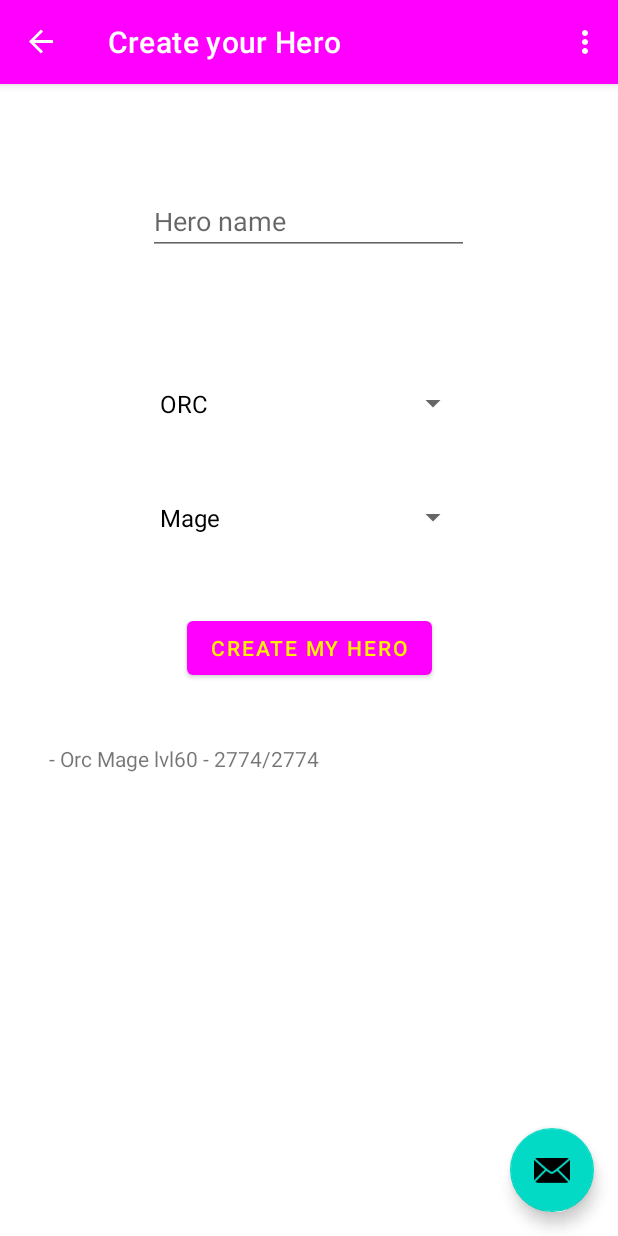
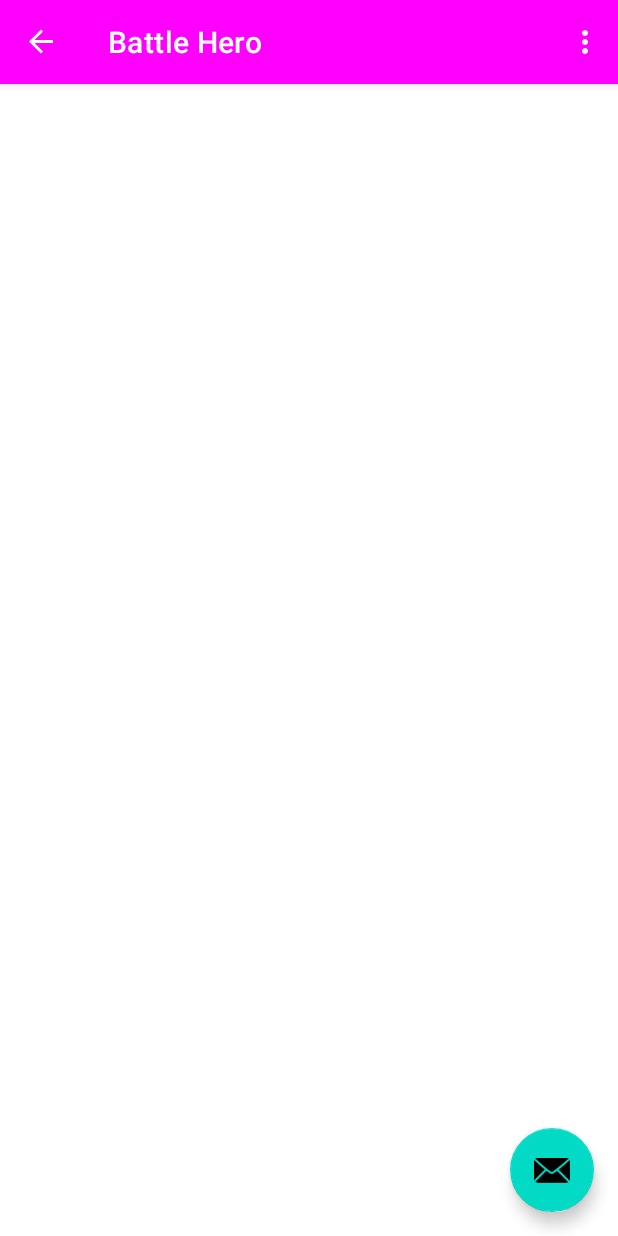
Before and after one commit to khadj-abdelkader/RPG-Android, an Android app: the SecondFragment screen opened through its navigation route, after a tap on "CREATE MY HERO", on a phone screen of 412 x 824 dp. Run offline under Robolectric (Android 15) with nearby library versions, the phone set to English and light mode, and no system bars; our stand-ins replace navigation-ui.

Commit message:
Tentative de passage de fragment à un autre

```diff
--- a/app/build.gradle
+++ b/app/build.gradle
@@ -38,6 +38,7 @@ dependencies {
     implementation 'androidx.constraintlayout:constraintlayout:2.0.1'
     implementation 'androidx.navigation:navigation-fragment:2.3.0'
     implementation 'androidx.navigation:navigation-ui:2.3.0'
+    implementation 'androidx.legacy:legacy-support-v4:1.0.0'
     testImplementation 'junit:junit:4.+'
     androidTestImplementation 'androidx.test.ext:junit:1.1.2'
     androidTestImplementation 'androidx.test.espresso:espresso-core:3.3.0'
--- /dev/null
+++ b/app/src/main/java/com/example/test/HeroBattleFragment.java
@@ -0,0 +1,81 @@
+package com.example.test;
+
+import android.os.Bundle;
+
+import androidx.annotation.NonNull;
+import androidx.fragment.app.Fragment;
+
+import android.util.Log;
+import android.view.LayoutInflater;
+import android.view.View;
+import android.view.ViewGroup;
+
+import com.example.test.databinding.FragmentHeroBattleBinding;
+
+import java.lang.reflect.Constructor;
+import java.lang.reflect.InvocationTargetException;
+import java.util.Objects;
+
+import rpg.Race;
+import rpg.heros.Hero;
+
+/**
+ * A simple {@link Fragment} subclass.
+ * create an instance of this fragment.
+ */
+public class HeroBattleFragment extends Fragment {
+
+    private FragmentHeroBattleBinding binding;
+
+    @Override
+    public View onCreateView(
+            LayoutInflater inflater,
+            ViewGroup container,
+            Bundle savedInstanceState
+    ) {
+        binding = FragmentHeroBattleBinding.inflate(inflater, container, false);
+        return binding.getRoot();
+    }
+
+    public void onViewCreated(@NonNull View view, Bundle savedInstanceState) {
+        super.onViewCreated(view, savedInstanceState);
+
+        Bundle bundle = this.getArguments();
+        if (bundle != null) {
+//            String heroName = (String) bundle.get(SecondFragment.HERO_NAME);
+//            Log.i("Form data", heroName);
+//            Race heroRace = Race.valueOf((String) bundle.get(SecondFragment.HERO_RACE));
+//            String heroClass = (String) bundle.get(SecondFragment.HERO_CLASS);
+//            // Log.i : information ; Log.w : warning ; Log.e : error ; Log.d : debug ; Log.v : verbose
+//            Log.i("Form data", heroName + " - " + heroRace + " - " + heroClass);
+//            Hero hero = createHeroFromInfos(heroName, heroRace, heroClass);
+//            Log.i("Heroes creation", hero.toString());
+//            binding.textViewName.setText(heroName);
+//            binding.textViewRace.setText(heroRace.toString());
+//            binding.textViewClass.setText(heroClass);
+        }
+    }
+
+    private Hero createHeroFromInfos(String name, Race race, String heroClass) {
+        Hero hero = null;
+        try {
+            Class classe = Class.forName("rpg.heros." + heroClass);
+            Constructor constructor = classe.getConstructor(Class.forName("java.lang.String"), Class.forName("rpg.Race"));
+            hero = (Hero) constructor.newInstance(name, race);
+            hero.setLevel(60);
+        } catch (ClassNotFoundException e) {
+            e.printStackTrace();
+        } catch (NoSuchMethodException e) {
+            e.printStackTrace();
+        } catch (java.lang.InstantiationException e) {
+            e.printStackTrace();
+        } catch (IllegalAccessException e) {
+            e.printStackTrace();
+        } catch (InvocationTargetException e) {
+            e.printStackTrace();
+        } catch (IllegalArgumentException e) {
+            e.printStackTrace();
+        }
+        return hero;
+    }
+}
--- a/app/src/main/java/com/example/test/SecondFragment.java
+++ b/app/src/main/java/com/example/test/SecondFragment.java
@@ -8,22 +8,25 @@ import android.widget.ArrayAdapter;
 
 import androidx.annotation.NonNull;
 import androidx.fragment.app.Fragment;
+import androidx.fragment.app.FragmentManager;
+import androidx.navigation.fragment.NavHostFragment;
 
 import com.example.test.databinding.FragmentSecondBinding;
 
-import java.lang.reflect.Constructor;
-import java.lang.reflect.InvocationTargetException;
-
 import rpg.Race;
-import rpg.heros.Hero;
 
 public class SecondFragment extends Fragment {
+
+    public static final String HERO_NAME = "heroName";
+    public static final String HERO_RACE = "heroRace";
+    public static final String HERO_CLASS = "heroClass";
 
     private FragmentSecondBinding binding;
 
     @Override
     public View onCreateView(
-            LayoutInflater inflater, ViewGroup container,
+            LayoutInflater inflater,
+            ViewGroup container,
             Bundle savedInstanceState
     ) {
 
@@ -51,31 +54,17 @@ public class SecondFragment extends Fragment {
                 String heroName = binding.editTextHeroName.getText().toString();
                 long id = binding.spinnerRace.getSelectedItemId();
                 Race race = (Race.values())[(int) id];
-                String selectedClasse = binding.spinnerClasses.getSelectedItem().toString();
+                String selectedClass = binding.spinnerClasses.getSelectedItem().toString();
 
-                try {
-                    Class classe = Class.forName("rpg.heros." + selectedClasse);
-                    Constructor constructor = classe.getConstructor(Class.forName("java.lang.String"), Class.forName("rpg.Race"));
-                    Hero hero = (Hero) constructor.newInstance(heroName, race);
-                    hero.setLevel(60);
-                    binding.textViewHero.setText(hero.toString());
-                } catch (ClassNotFoundException e) {
-                    e.printStackTrace();
-                } catch (NoSuchMethodException e) {
-                    e.printStackTrace();
-                } catch (java.lang.InstantiationException e) {
-                    e.printStackTrace();
-                } catch (IllegalAccessException e) {
-                    e.printStackTrace();
-                } catch (InvocationTargetException e) {
-                    e.printStackTrace();
-                } catch (IllegalArgumentException e) {
-                    e.printStackTrace();
-                }
+                Bundle bundle = new Bundle();
+                bundle.putString(SecondFragment.HERO_NAME, heroName);
+                bundle.putString(SecondFragment.HERO_RACE, race.toString());
+                bundle.putString(SecondFragment.HERO_CLASS, selectedClass);
+                HeroBattleFragment hbf = new HeroBattleFragment();
+                hbf.setArguments(bundle);
 
-//                binding.textViewHero.setText(hero.toString());
-//                NavHostFragment.findNavController(SecondFragment.this)
-//                        .navigate(R.id.action_SecondFragment_to_FirstFragment);
+                NavHostFragment.findNavController(SecondFragment.this)
+                        .navigate(R.id.action_SecondFragment_to_HeroBattleFragment);
             }
         });
     }
--- a/app/src/main/java/rpg/RpgEntity.java
+++ b/app/src/main/java/rpg/RpgEntity.java
@@ -123,7 +123,7 @@ public abstract class RpgEntity {
 
     @Override
     public String toString() {
-        String display = getClass().getSimpleName() + " lvl" + this.level + " - " + this.hp + "/" + this.hpMax;
+        String display = this.getClass().getSimpleName() + " lvl" + this.level + " - " + this.hp + "/" + this.hpMax;
         if (this instanceof Hero) {
             Hero thisHero = ((Hero) this);
             display = thisHero.getName() + " - " + thisHero.getRace().getName() + " " + display;
--- /dev/null
+++ b/app/src/main/res/layout/fragment_hero_battle.xml
@@ -0,0 +1,37 @@
+<?xml version="1.0" encoding="utf-8"?>
+<androidx.constraintlayout.widget.ConstraintLayout xmlns:android="http://schemas.android.com/apk/res/android"
+    xmlns:app="http://schemas.android.com/apk/res-auto"
+    xmlns:tools="http://schemas.android.com/tools"
+    android:layout_width="match_parent"
+    android:layout_height="match_parent"
+    tools:context=".HeroBattleFragment">
+
+    <TextView
+        android:id="@+id/textViewName"
+        android:layout_width="205dp"
+        android:layout_height="59dp"
+        android:layout_marginBottom="428dp"
+        app:layout_constraintBottom_toBottomOf="parent"
+        app:layout_constraintEnd_toEndOf="parent"
+        app:layout_constraintStart_toStartOf="parent" />
+
+    <TextView
+        android:id="@+id/textViewRace"
+        android:layout_width="205dp"
+        android:layout_height="59dp"
+        android:layout_marginBottom="536dp"
+        app:layout_constraintBottom_toBottomOf="parent"
+        app:layout_constraintEnd_toEndOf="parent"
+        app:layout_constraintStart_toStartOf="parent" />
+
+    <TextView
+        android:id="@+id/textViewClass"
+        android:layout_width="205dp"
+        android:layout_height="59dp"
+        android:layout_marginBottom="644dp"
+        app:layout_constraintBottom_toBottomOf="parent"
+        app:layout_constraintEnd_toEndOf="parent"
+        app:layout_constraintHorizontal_bias="0.451"
+        app:layout_constraintStart_toStartOf="parent" />
+
+</androidx.constraintlayout.widget.ConstraintLayout >
--- a/app/src/main/res/layout/fragment_second.xml
+++ b/app/src/main/res/layout/fragment_second.xml
@@ -9,7 +9,7 @@
     <EditText
         android:id="@+id/editTextHeroName"
         android:layout_width="214dp"
-        android:layout_height="38dp"
+        android:layout_height="40dp"
         android:layout_marginTop="76dp"
         android:ems="10"
         android:inputType="text"
@@ -22,7 +22,7 @@
     <Spinner
         android:id="@+id/spinnerRace"
         android:layout_width="214dp"
-        android:layout_height="38dp"
+        android:layout_height="40dp"
         android:layout_marginBottom="536dp"
         android:spinnerMode="dropdown"
         app:layout_constraintBottom_toBottomOf="parent"
@@ -33,7 +33,7 @@
     <Spinner
         android:id="@+id/spinnerClasses"
         android:layout_width="214dp"
-        android:layout_height="38dp"
+        android:layout_height="40dp"
         android:layout_marginBottom="460dp"
         android:spinnerMode="dropdown"
         app:layout_constraintBottom_toBottomOf="parent"
--- a/app/src/main/res/navigation/nav_graph.xml
+++ b/app/src/main/res/navigation/nav_graph.xml
@@ -15,6 +15,7 @@
             android:id="@+id/action_FirstFragment_to_SecondFragment"
             app:destination="@id/SecondFragment" />
     </fragment>
+
     <fragment
         android:id="@+id/SecondFragment"
         android:name="com.example.test.SecondFragment"
@@ -22,7 +23,14 @@
         tools:layout="@layout/fragment_second">
 
         <action
-            android:id="@+id/action_SecondFragment_to_FirstFragment"
-            app:destination="@id/FirstFragment" />
+            android:id="@+id/action_SecondFragment_to_HeroBattleFragment"
+            app:destination="@id/HeroBattleFragment" />
+    </fragment>
+
+    <fragment
+        android:id="@+id/HeroBattleFragment"
+        android:name="com.example.test.HeroBattleFragment"
+        android:label="@string/battle_hero"
+        tools:layout="@layout/fragment_hero_battle">
     </fragment>
 </navigation>
--- a/app/src/main/res/values-night/themes.xml
+++ b/app/src/main/res/values-night/themes.xml
@@ -13,4 +13,9 @@
         <item name="android:statusBarColor" tools:targetApi="l">?attr/colorPrimaryVariant</item>
         <!-- Customize your theme here. -->
     </style>
+
+    <style name="ThemeOverlay.Test.FullscreenContainer" parent="">
+        <item name="fullscreenBackgroundColor">@color/light_blue_900</item>
+        <item name="fullscreenTextColor">@color/light_blue_A400</item>
+    </style>
 </resources>
--- /dev/null
+++ b/app/src/main/res/values/attrs.xml
@@ -0,0 +1,6 @@
+<resources>
+    <declare-styleable name="FullscreenAttrs">
+        <attr name="fullscreenBackgroundColor" format="color" />
+        <attr name="fullscreenTextColor" format="color" />
+    </declare-styleable>
+</resources>
--- a/app/src/main/res/values/colors.xml
+++ b/app/src/main/res/values/colors.xml
@@ -7,4 +7,9 @@
     <color name="teal_700">#FF018786</color>
     <color name="black">#FF000000</color>
     <color name="white">#FFF000</color>
+    <color name="light_blue_600">#FF039BE5</color>
+    <color name="light_blue_900">#FF01579B</color>
+    <color name="light_blue_A200">#FF40C4FF</color>
+    <color name="light_blue_A400">#FF00B0FF</color>
+    <color name="black_overlay">#66000000</color>
 </resources>
--- a/app/src/main/res/values/strings.xml
+++ b/app/src/main/res/values/strings.xml
@@ -14,4 +14,8 @@
     <string name="create_hero">Create my Hero</string>
     <string name="hero_name">Hero name</string>
     <string name="race_label">Choose race</string>
+    <string name="dummy_button">Dummy Button</string>
+    <string name="dummy_content">DUMMY\nCONTENT</string>
+    <!-- TODO: Remove or change this placeholder text -->
+    <string name="battle_hero">Battle Hero</string>
 </resources>
--- a/app/src/main/res/values/themes.xml
+++ b/app/src/main/res/values/themes.xml
@@ -22,4 +22,9 @@
     <style name="Theme.Test.AppBarOverlay" parent="ThemeOverlay.AppCompat.Dark.ActionBar" />
 
     <style name="Theme.Test.PopupOverlay" parent="ThemeOverlay.AppCompat.Light" />
+
+    <style name="ThemeOverlay.Test.FullscreenContainer" parent="">
+        <item name="fullscreenBackgroundColor">@color/light_blue_600</item>
+        <item name="fullscreenTextColor">@color/light_blue_A200</item>
+    </style>
 </resources>
```
Also changed, not shown: app/src/main/res/values/styles.xml (added, +7 -0 lines).
